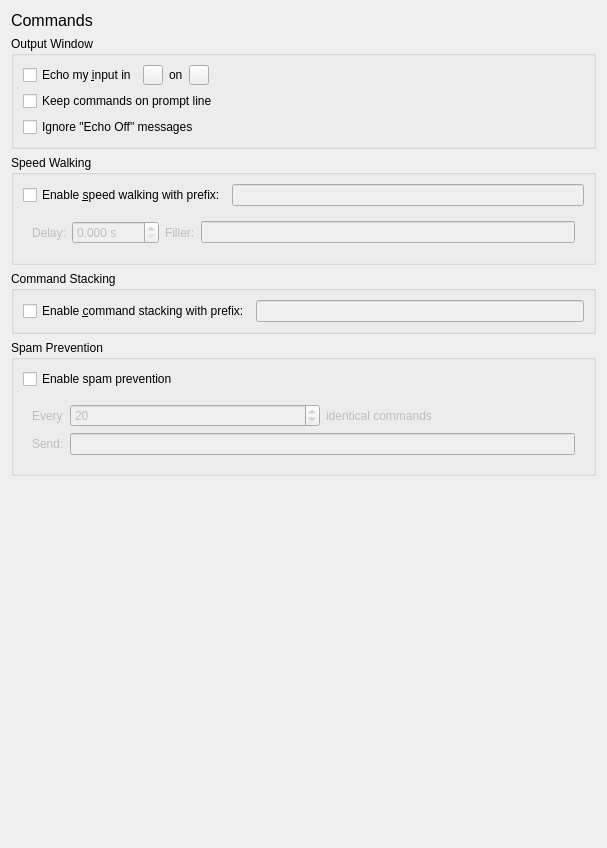
The window that smushclient-qt/cpp/ui/prefs/commands.ui (jnbooth/smushclient) describes before a commit, drawn with Qt 5.
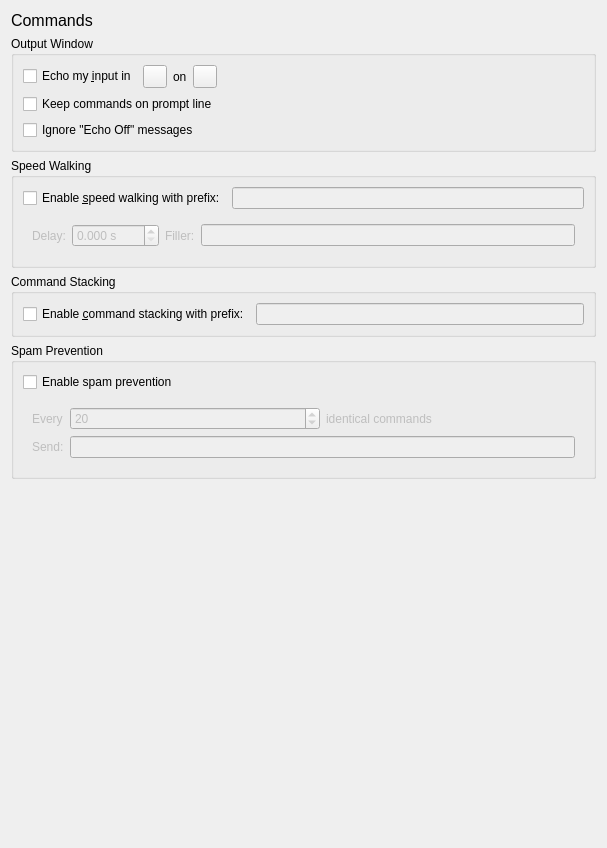
The same window after the commit. Custom widgets are drawn as their Qt base class.

What changed in the file:
```diff
--- a/smushclient-qt/cpp/ui/prefs/commands.ui
+++ b/smushclient-qt/cpp/ui/prefs/commands.ui
@@ -59,7 +59,7 @@
             </item>
             <item>
              <widget class="ColorPickerButton" name="EchoTextColour">
-              <property name="maximumSize">
+              <property name="baseSize">
                <size>
                 <width>20</width>
                 <height>20</height>
@@ -76,7 +76,7 @@
             </item>
             <item>
              <widget class="ColorPickerButton" name="EchoBackgroundColour">
-              <property name="maximumSize">
+              <property name="baseSize">
                <size>
                 <width>20</width>
                 <height>20</height>
```
